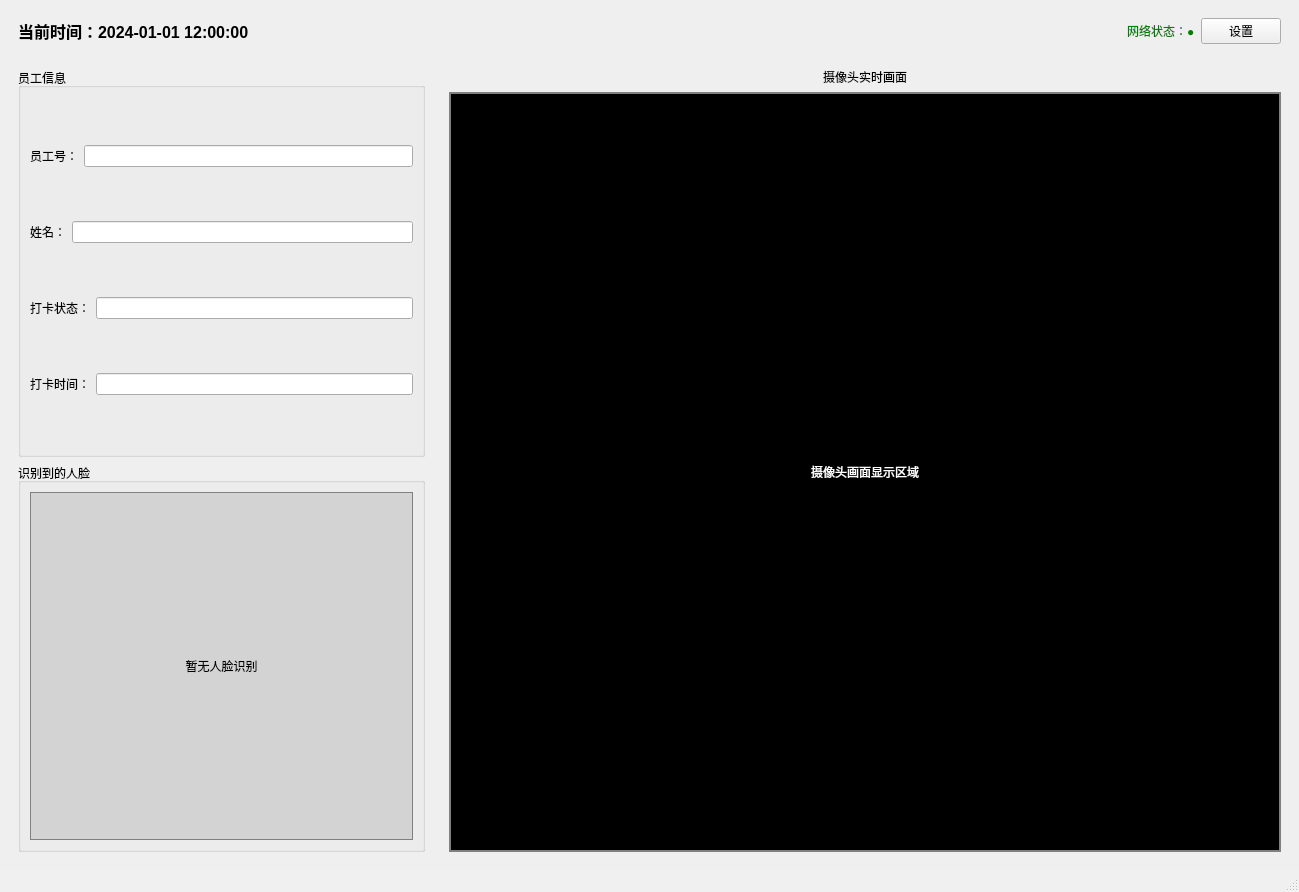
The window that mainwindow.ui (HeQiTZD/Triple-terminal-Attendance-Punching-System) describes before a commit, drawn with Qt 5.
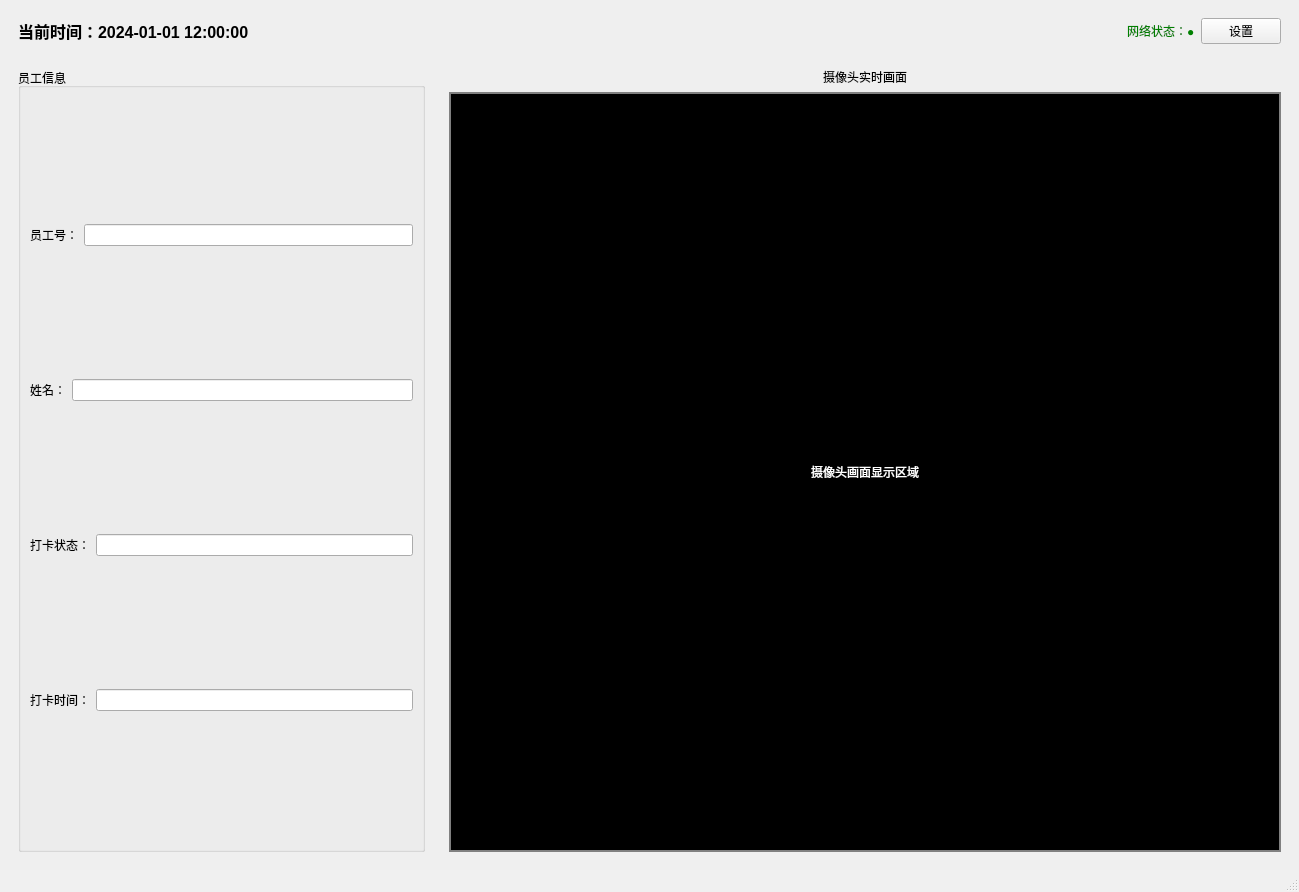
The same window after the commit. Icons and pictures are not drawn.

```diff
--- a/mainwindow.ui
+++ b/mainwindow.ui
@@ -153,34 +153,7 @@
            </layout>
           </widget>
          </item>
-         <item>
-          <widget class="QGroupBox" name="faceImageGroupBox">
-           <property name="title">
-            <string>识别到的人脸</string>
-           </property>
-           <layout class="QVBoxLayout" name="verticalLayout_face">
-            <item>
-             <widget class="QLabel" name="faceImageLabel">
-              <property name="minimumSize">
-               <size>
-                <width>200</width>
-                <height>200</height>
-               </size>
-              </property>
-              <property name="styleSheet">
-               <string notr="true">background-color: lightgray; border: 1px solid gray;</string>
-              </property>
-              <property name="text">
-               <string>暂无人脸识别</string>
-              </property>
-              <property name="alignment">
-               <set>Qt::AlignmentFlag::AlignCenter</set>
-              </property>
-             </widget>
-            </item>
-           </layout>
-          </widget>
-         </item>
+
         </layout>
        </widget>
       </item>
```
